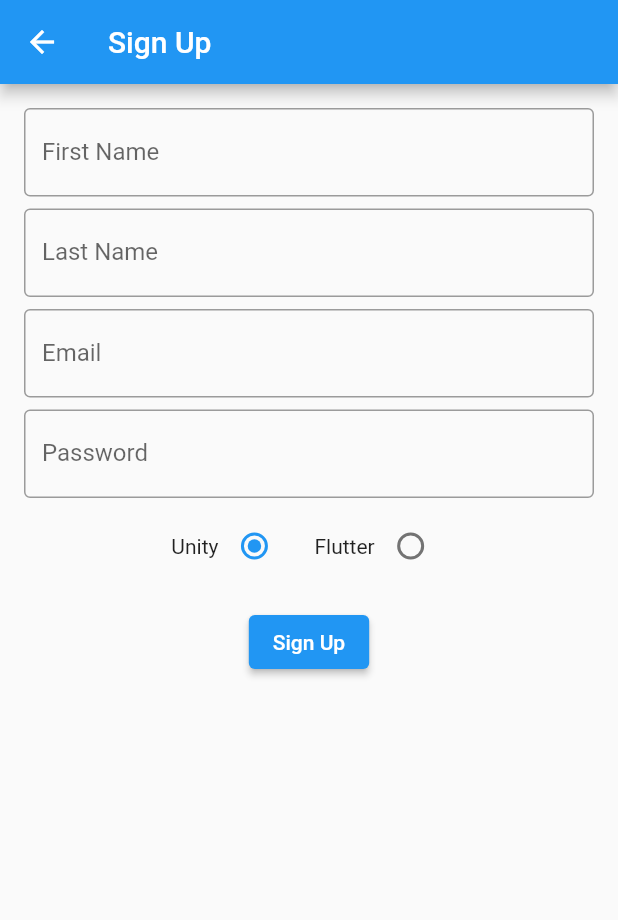
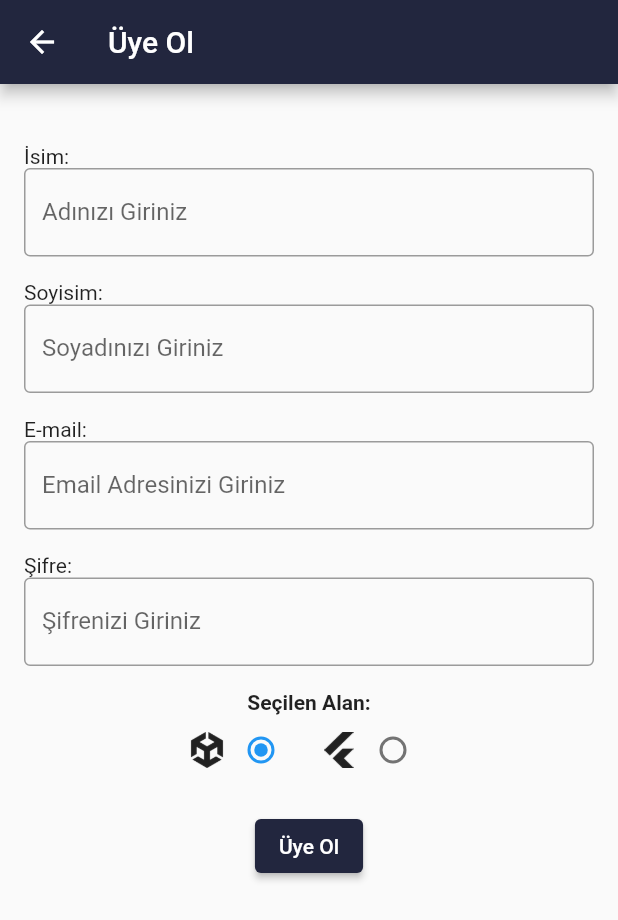
Before and after one commit to demirelarda/AkademiHUBFlutter, a Flutter app: the screen it shows after launch, after a tap on "Üye Ol", on a phone screen of 412 x 824 dp. Shown: the top 920 px of the screen. Run offline on Flutter 3.47's test engine with Material 2 defaults, Android fonts, the phone set to English and light mode, and no system bars; our stand-ins replace cloud_firestore, firebase_auth, firebase_core; accounts and stored records are empty.

Commit message:
Made UI changes

```diff
--- a/lib/account_page.dart
+++ b/lib/account_page.dart
@@ -12,6 +12,7 @@ class AccountPage extends StatelessWidget {
   @override
   Widget build(BuildContext context) {
     return MaterialApp(
+      debugShowCheckedModeBanner: false,
       title: 'Flutter Demo',
       home: Scaffold(
         body: FutureBuilder<UserModel>(
@@ -57,9 +58,9 @@ class AccountPage extends StatelessWidget {
                                         Container(
                                           decoration: BoxDecoration(
                                             color:
-                                                Color.fromARGB(255, 34, 38, 62),
+                                            Color.fromARGB(255, 34, 38, 62),
                                             borderRadius:
-                                                BorderRadius.circular(20),
+                                            BorderRadius.circular(20),
                                           ),
                                           padding: EdgeInsets.symmetric(
                                               vertical: 10, horizontal: 50),
@@ -95,6 +96,7 @@ class AccountPage extends StatelessWidget {
                           ],
                         ),
                       ),
+
                       _buildProgressRow(courseImage, progressPercentages[0]),
                       SizedBox(height: 20),
                       _buildProgressRow("images/ucak.png", progressPercentages[1]),
--- a/lib/signup_page.dart
+++ b/lib/signup_page.dart
@@ -20,6 +20,8 @@ class _SignUpPageState extends State<SignUpPage> {
   int? _randomNumber1;
   int? _randomNumber2;
   int? _randomNumber3;
+
+  var themeColor = Color.fromARGB(255, 34, 38, 62);
 
   final AuthenticationService _authService = AuthenticationService();
   final FirestoreService _firestoreService = FirestoreService();
@@ -62,55 +64,73 @@ class _SignUpPageState extends State<SignUpPage> {
       }
     }
   }
-
   @override
   Widget build(BuildContext context) {
     return Scaffold(
+
       appBar: AppBar(
-        title: Text('Sign Up'),
+        backgroundColor: Color.fromARGB(255, 34, 38, 62),
+        title: Text('Üye Ol'),
       ),
-      body: SingleChildScrollView(
+      body: SafeArea(
+        child: SingleChildScrollView(
           child: Padding(
-          padding: const EdgeInsets.all(16.0),
+            padding: const EdgeInsets.only(left:16.0,right: 16,top: 40),
             child: Column(
               children: [
+                Align(
+                    alignment: Alignment.centerLeft,
+                    child: Text("İsim:")),
                 TextField(
                   controller: _firstNameController,
                   decoration: InputDecoration(
-                  labelText: 'First Name',
+                    labelText: 'Adınızı Giriniz',
                     border: OutlineInputBorder(),
                   ),
                 ),
-              SizedBox(height: 8),
+                SizedBox(height: 16),
+                Align(
+                    alignment: Alignment.centerLeft,
+                    child: Text("Soyisim:")),
                 TextField(
                   controller: _lastNameController,
                   decoration: InputDecoration(
-                  labelText: 'Last Name',
+                    labelText: 'Soyadınızı Giriniz',
                     border: OutlineInputBorder(),
                   ),
                 ),
-              SizedBox(height: 8),
+                SizedBox(height: 16),
+                Align(
+                    alignment: Alignment.centerLeft,
+                    child: Text("E-mail:")),
                 TextField(
                   controller: _emailController,
                   decoration: InputDecoration(
-                  labelText: 'Email',
+                    labelText: 'Email Adresinizi Giriniz',
                     border: OutlineInputBorder(),
                   ),
                 ),
-              SizedBox(height: 8),
+                SizedBox(height: 16),
+                Align(
+                    alignment: Alignment.centerLeft,
+                    child: Text("Şifre:")),
                 TextField(
                   controller: _passwordController,
                   obscureText: true,
                   decoration: InputDecoration(
-                  labelText: 'Password',
+                    labelText: 'Şifrenizi Giriniz',
                     border: OutlineInputBorder(),
                   ),
                 ),
-              SizedBox(height: 8),
+                SizedBox(height: 16),
+                Text("Seçilen Alan:",style: TextStyle(
+                    fontWeight: FontWeight.bold
+                ),),
                 Row(
                   mainAxisAlignment: MainAxisAlignment.center,
                   children: [
-                  Text('Unity'),
+
+                    ImageIcon(AssetImage("images/unity-icon.png")),
                     Radio<String>(
                       value: 'Unity',
                       groupValue: _selectedCourse,
@@ -121,7 +141,7 @@ class _SignUpPageState extends State<SignUpPage> {
                       },
                     ),
                     SizedBox(width: 16),
-                  Text('Flutter'),
+                    ImageIcon(AssetImage("images/flutter-icon.png")),
                     Radio<String>(
                       value: 'Flutter',
                       groupValue: _selectedCourse,
@@ -135,10 +155,14 @@ class _SignUpPageState extends State<SignUpPage> {
                 ),
                 SizedBox(height: 16),
                 ElevatedButton(
+                  style: ElevatedButton.styleFrom(
+                    backgroundColor: Color.fromARGB(255, 34, 38, 62),
+                  ),
                   onPressed: _signUp,
-                child: Text('Sign Up'),
+                  child: Text('Üye Ol'),
                 ),
               ],
+            ),
           ),
         ),
       ),
```
Also changed, not shown: lib/main.dart (+20 -19 lines), lib/post_page.dart (+8 -2 lines), lib/rank_page.dart (+6 -4 lines), images/bronze-medal.png (added), images/gold-medal.png (added), images/silver-medal.png (added). Lines whose indentation alone changed are shown as unchanged.
